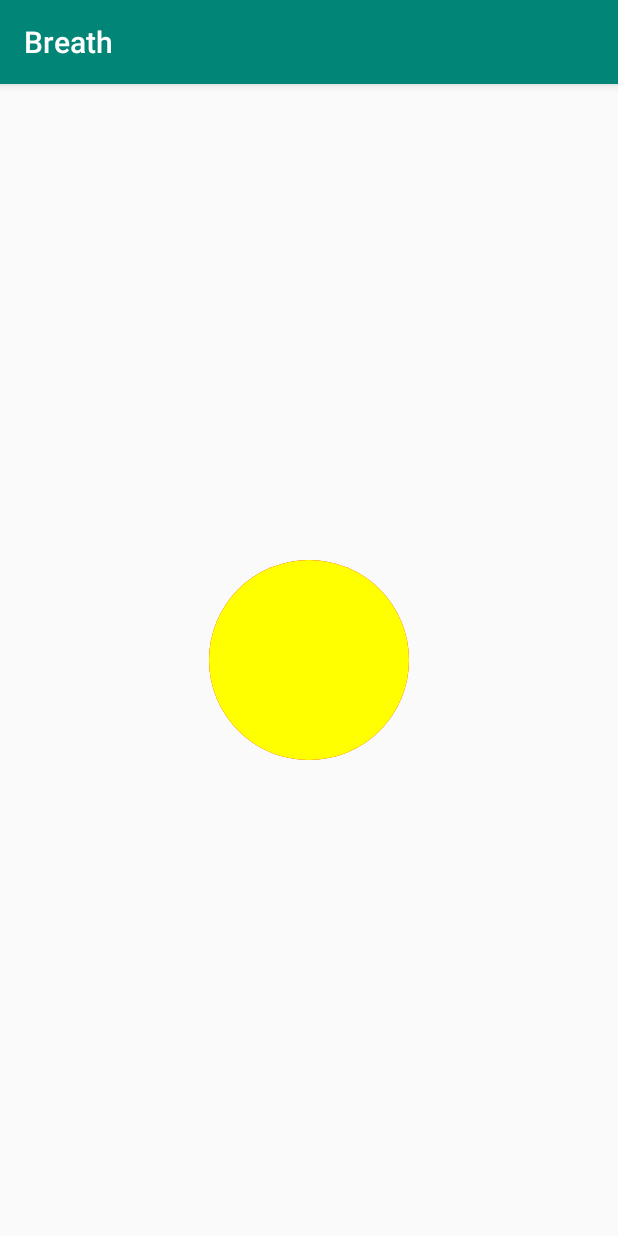
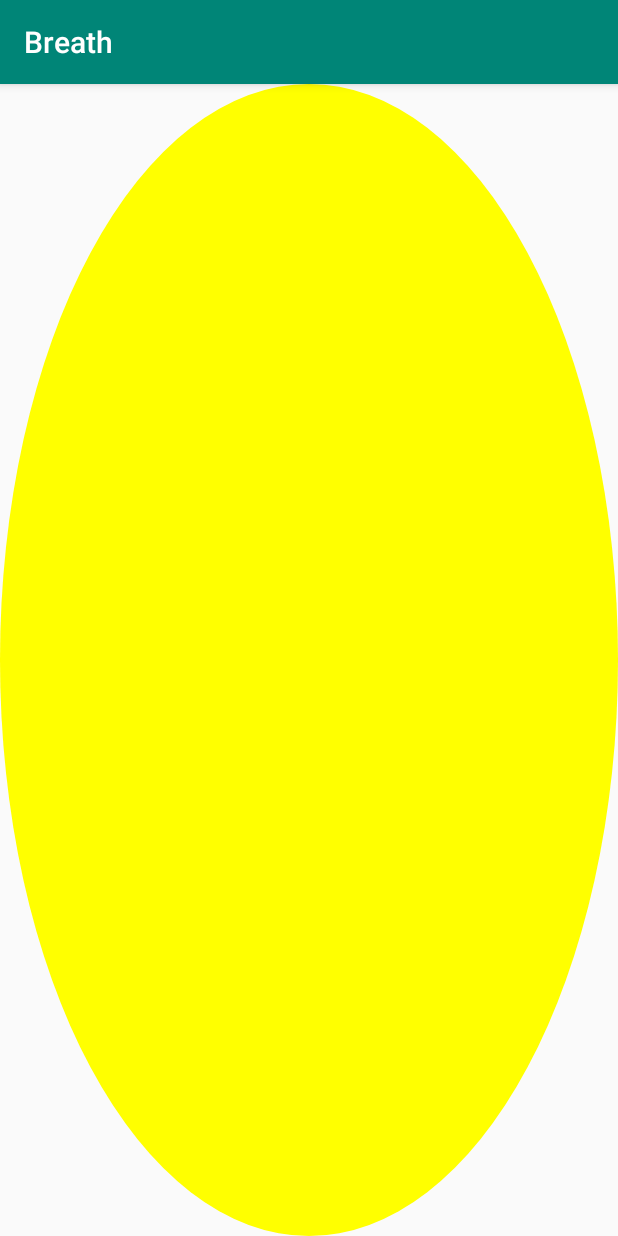
Before and after one commit to xieren58/Breath, an Android app: the screen it shows after launch (MainActivity), on a phone screen of 412 x 824 dp. Run offline under Robolectric (Android 15) with nearby library versions, the phone set to English and light mode, and no system bars; 2 statements that could not run were skipped.

Commit message:
优化代码

```diff
--- a/app/src/main/java/com/zkp/breath/widget/FanProgressBar.java
+++ b/app/src/main/java/com/zkp/breath/widget/FanProgressBar.java
@@ -7,13 +7,12 @@ import android.animation.ValueAnimator.AnimatorUpdateListener;
 import android.annotation.SuppressLint;
 import android.content.Context;
 import android.graphics.Canvas;
+import android.graphics.Color;
 import android.graphics.Paint;
 import android.graphics.RectF;
 import android.util.Log;
 import android.view.View;
 
-import androidx.annotation.ColorInt;
-import androidx.annotation.Px;
 import androidx.core.view.ViewCompat;
 
 /**
@@ -23,61 +22,59 @@ import androidx.core.view.ViewCompat;
 @SuppressLint("ViewConstructor")
 public class FanProgressBar extends View {
 
+    /** 默认时长 */
     private static final long DEFAULT_DURATION = 5000;
 
-    private Builder mBuilder;
-    //当前进度
-    private float mProgress = 0;
-    // 实心圆画笔
-    private Paint mPaintCir;
-    // 扇形画笔
-    private Paint mPaintArc;
-    // 扇形指定的矩形范围
-    private RectF mOval;
+    /** 控件宽高 */
     private int mW;
     private int mH;
-    private long mAnimDuration;
+    /** 当前扇形扫过的进度（度数） */
+    private float mProgress;
+    private long mAnimDuration = DEFAULT_DURATION;
+
+    private RectF mOval;
+    private Paint mPaintCir;
+    private Paint mPaintArc;
+
+    private Builder mBuilder;
     private ValueAnimator mValueAnimator;
 
     public FanProgressBar(Context context, Builder builder) {
         super(context, null);
         mBuilder = builder;
+        initPaint();
         initBuilder();
-        initPaint();
-        initRect();
-    }
-
-    private void initBuilder() {
-        if (mBuilder == null) {
-            throw new NullPointerException("FanProgressBar");
-        }
-
-        if (mBuilder.getWidth() <= 0 || mBuilder.getHeight() <= 0) {
-            throw new IllegalArgumentException("FanProgressBar");
-        }
-
-        mAnimDuration = mBuilder.getAnimDuration();
-        if (mAnimDuration <= 0) {
-            mAnimDuration = DEFAULT_DURATION;
-        }
     }
 
     private void initPaint() {
         mPaintCir = new Paint();
         mPaintCir.setAntiAlias(true);
-        mPaintCir.setColor(mBuilder.getCirColor());
+        mPaintCir.setColor(Color.RED);
         // 默认是fill
         mPaintCir.setStyle(Paint.Style.FILL);
 
         mPaintArc = new Paint();
         mPaintArc.setAntiAlias(true);
-        mPaintArc.setColor(mBuilder.getArcColor());
+        mPaintArc.setColor(Color.YELLOW);
     }
 
-    private void initRect() {
-        mOval = new RectF(0, 0,
-                mBuilder.getWidth(),
-                mBuilder.getHeight());
+    private void initBuilder() {
+        if (mBuilder != null) {
+            mAnimDuration = mBuilder.getAnimDuration();
+            if (mAnimDuration <= 0) {
+                mAnimDuration = DEFAULT_DURATION;
+            }
+
+            int arcColor = mBuilder.getArcColor();
+            if (arcColor != -1) {
+                mPaintArc.setColor(arcColor);
+            }
+
+            int cirColor = mBuilder.getCirColor();
+            if (cirColor != -1) {
+                mPaintCir.setColor(cirColor);
+            }
+        }
     }
 
     public void startAnim() {
@@ -94,8 +91,9 @@ public class FanProgressBar extends View {
 
         @Override
         public void onAnimationUpdate(ValueAnimator animation) {
+            // [0,1]
             float animatedValue = (float) animation.getAnimatedValue();
-            Log.i("打印信息", "onAnimationUpdate: " + animatedValue);
+            Log.i("FanProgressBar", "onAnimationUpdate: " + animatedValue);
             // 一个圆360°
             mProgress = animatedValue * 360;
             ViewCompat.postInvalidateOnAnimation(FanProgressBar.this);
@@ -122,54 +120,31 @@ public class FanProgressBar extends View {
 
     @Override
     protected void onDraw(Canvas canvas) {
+        Log.i("FanProgressBar", "onDraw: ");
         // 背景色
-        canvas.drawCircle(mW / 2f, mH / 2f, mW / 2f, mPaintCir);
+        // 减去1f是因为让前景比背景大，盖住背景。在不-1f的情况下会出现背景边，暂时不知道是什么问题导致的？？！！
+        canvas.drawCircle(mW / 2f, mH / 2f, mW / 2f - 1f, mPaintCir);
         // 前景色
         canvas.drawArc(mOval, -90, mProgress, true, mPaintArc);
     }
 
     @Override
-    protected void onMeasure(int widthMeasureSpec, int heightMeasureSpec) {
-        setMeasuredDimension(mBuilder.getWidth(), mBuilder.getHeight());
-    }
-
-    @Override
     protected void onSizeChanged(int w, int h, int oldw, int oldh) {
         super.onSizeChanged(w, h, oldw, oldh);
+        Log.i("FanProgressBar", "onSizeChanged: ");
         mW = w;
         mH = h;
+
+        mOval = new RectF(0, 0, mW, mH);
     }
 
     public static class Builder {
 
-        @Px
-        int width;
-        @Px
-        int height;
-        @ColorInt
-        int cirColor;
-        @ColorInt
-        int arcColor;
-
+        int cirColor = -1;
+        int arcColor = -1;
         long animDuration;
 
         EventListener mEventListener;
-
-        int getWidth() {
-            return width;
-        }
-
-        public void setWidth(int width) {
-            this.width = width;
-        }
-
-        int getHeight() {
-            return height;
-        }
-
-        public void setHeight(int height) {
-            this.height = height;
-        }
 
         int getCirColor() {
             return cirColor;
```
